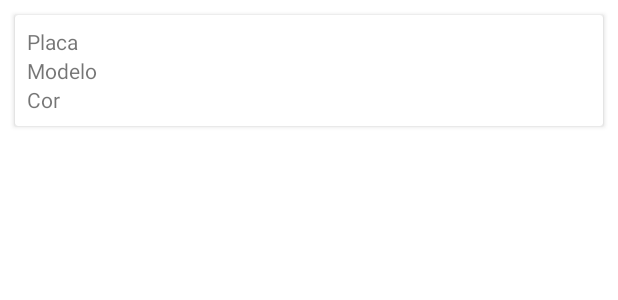
After one commit to art2202/jump-park-challenger, an Android app: the layout vehicle_item.xml on its own in the app's theme, with its tools: preview values and no code run, on a phone screen of 412 x 824 dp. The commit adds this screen. Shown: the top 300 px of the screen. Run offline under Robolectric (Android 15) with nearby library versions, the phone set to English and light mode, and no system bars.

Commit message:
feat: list vehicles

```diff
--- a/app/src/main/java/com/example/jumpparkchallenger/data/database/entity/VehicleEntity.kt
+++ b/app/src/main/java/com/example/jumpparkchallenger/data/database/entity/VehicleEntity.kt
@@ -13,7 +13,7 @@ import androidx.room.PrimaryKey
             entity = PriceEntity::class,
             parentColumns = ["price_type"],
             childColumns = ["price_type"],
-            onDelete = ForeignKey.CASCADE
+            onDelete = ForeignKey.NO_ACTION
         )
     ]
 )
--- /dev/null
+++ b/app/src/main/res/layout/vehicle_item.xml
@@ -0,0 +1,33 @@
+<?xml version="1.0" encoding="utf-8"?>
+<androidx.cardview.widget.CardView xmlns:android="http://schemas.android.com/apk/res/android"
+    android:layout_width="match_parent"
+    android:layout_height="wrap_content"
+    android:layout_margin="10dp">
+    <LinearLayout
+        android:layout_width="match_parent"
+        android:layout_height="wrap_content"
+        android:orientation="vertical"
+        android:padding="8dp">
+
+        <TextView
+            android:id="@+id/plateTextView"
+            android:layout_width="wrap_content"
+            android:layout_height="wrap_content"
+            android:text="Placa" />
+
+        <TextView
+            android:id="@+id/modelTextView"
+            android:layout_width="wrap_content"
+            android:layout_height="wrap_content"
+            android:text="Modelo" />
+
+        <TextView
+            android:id="@+id/colorTextView"
+            android:layout_width="wrap_content"
+            android:layout_height="wrap_content"
+            android:text="Cor" />
+
+        <!-- Adicione outros campos aqui conforme necessário -->
+
+    </LinearLayout>
+</androidx.cardview.widget.CardView>
```
Also changed, not shown: app/src/main/java/com/example/jumpparkchallenger/core/utils/KoinDependencys.kt (+10 -0 lines), app/src/main/java/com/example/jumpparkchallenger/data/data_source/vehicle_list/VehicleListDataSource.kt (added, +14 -0 lines), app/src/main/java/com/example/jumpparkchallenger/data/data_source/vehicle_list/VehicleListDataSourceImpl.kt (added, +26 -0 lines), app/src/main/java/com/example/jumpparkchallenger/data/repository/VehicleListRepositoryImpl.kt (added, +39 -0 lines), app/src/main/java/com/example/jumpparkchallenger/domain/repository/VehicleListRepository.kt (added, +8 -0 lines), app/src/main/java/com/example/jumpparkchallenger/domain/usecases/VehicleList.kt (added, +9 -0 lines), app/src/main/java/com/example/jumpparkchallenger/presentation/vehicle_list/VehicleAdapter.kt (added, +38 -0 lines), app/src/main/java/com/example/jumpparkchallenger/presentation/vehicle_list/VehicleListFragment.kt (+19 -1 lines), app/src/main/java/com/example/jumpparkchallenger/presentation/vehicle_list/VehicleListViewModel.kt (+13 -4 lines), app/src/main/res/layout/fragment_vehicle_list.xml (+5 -12 lines).
